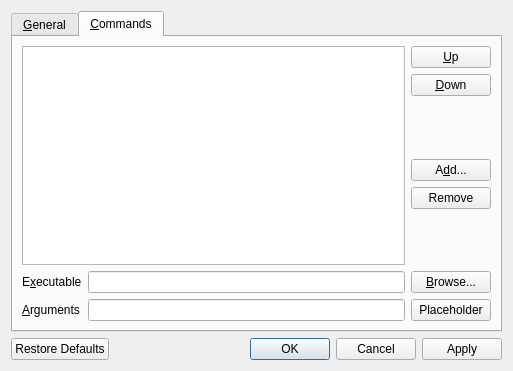
This is ui/settings.ui in 0xb8/WiseTagger as Qt 5 draws it before an edit. The edited form follows.
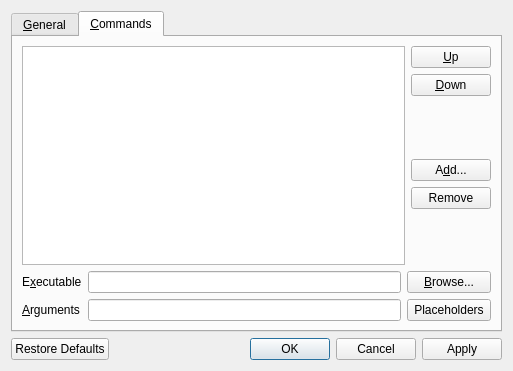
This is the edited form. The open tabs and pages were chosen to show the change.

```diff
--- a/ui/settings.ui
+++ b/ui/settings.ui
@@ -570,7 +570,7 @@
             </size>
            </property>
            <property name="text">
-            <string>Placeholder</string>
+            <string>Placeholders</string>
            </property>
            <property name="popupMode">
             <enum>QToolButton::InstantPopup</enum>
```
